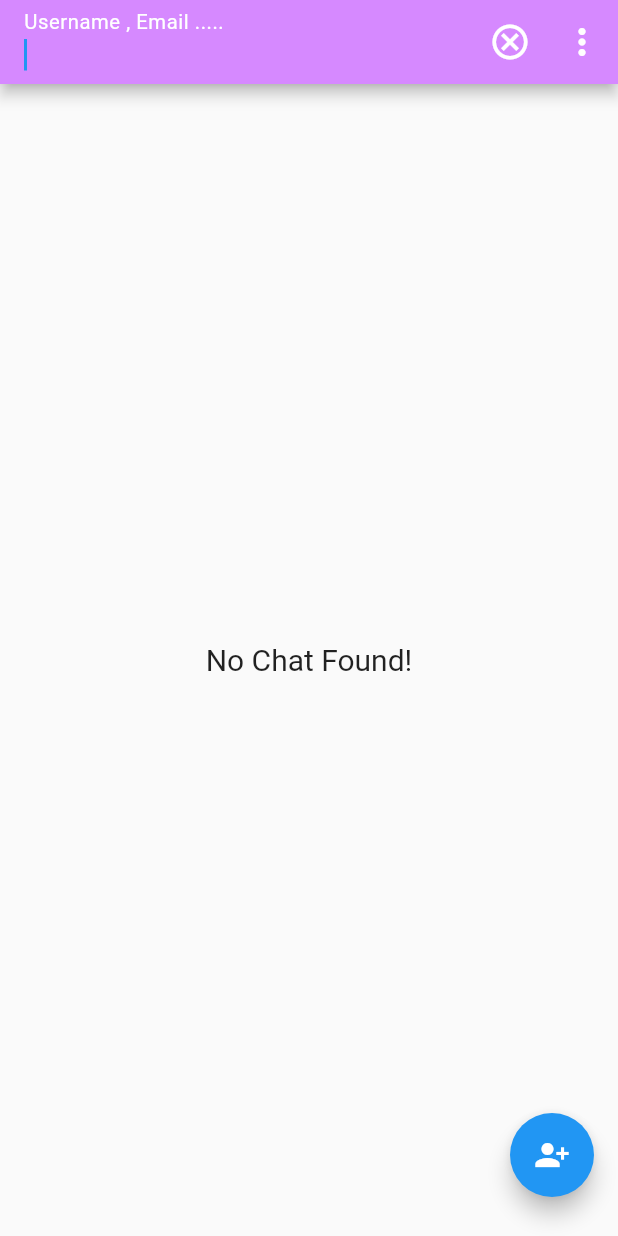
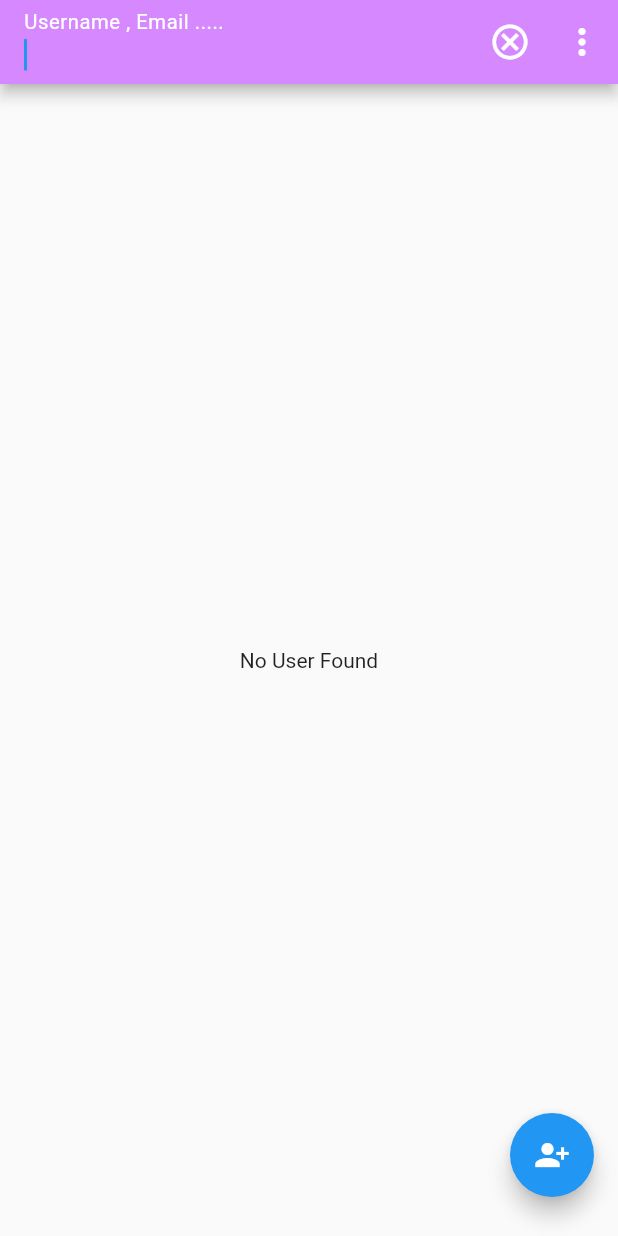
Before and after one commit to Tushar0009/Chatting_App, a Flutter app: the HomeScreen screen opened directly, after a tap on the "search" icon, on a phone screen of 412 x 824 dp. Run offline on Flutter 3.47's test engine with Material 2 defaults, Android fonts, the phone set to English and light mode, and no system bars; our stand-ins replace cached_network_image, cloud_firestore, emoji_picker_flutter, firebase_auth, firebase_core, firebase_messaging and 4 more; missing offline and left inert: flutter_notification_channel; accounts and stored records are empty; network calls fail.

Commit message:
completed project

```diff
--- a/chat_hub/lib/api/apis.dart
+++ b/chat_hub/lib/api/apis.dart
@@ -118,10 +118,12 @@ class APIS {
   }
 
   // getting users accept current user
-  static Stream<QuerySnapshot<Map<String, dynamic>>> getAllUSers() {
+  static Stream<QuerySnapshot<Map<String, dynamic>>> getAllUSers(
+      List<String> ids) {
+    print(ids);
     return firestore
         .collection('users')
-        .where('id', isNotEqualTo: getUser.uid)
+        .where('id', whereIn: ids.isEmpty ? [''] : ids)
         .snapshots();
   }
 
@@ -132,6 +134,16 @@ class APIS {
     });
   }
 
+   // for adding an user to my user when first message is send
+  static Future<void> sendFirstMessage(
+      UserFireBase chatUser, String msg, Type type) async {
+    await firestore
+        .collection('users')
+        .doc(chatUser.id)
+        .collection('friends')
+        .doc(getUser.uid)
+        .set({}).then((value) => sendMessage(chatUser, msg, type));
+  }
 // user profile update
   static Future<void> updateProfilePhoto(File file) async {
     final ext = file.path.split('.').last;
@@ -263,4 +275,12 @@ class APIS {
       return false;
     }
   }
+
+  static Stream<QuerySnapshot<Map<String, dynamic>>> getAllFriend() {
+    return firestore
+        .collection('users')
+        .doc(getUser.uid)
+        .collection('friends')
+        .snapshots();
+  }
 }
--- a/chat_hub/lib/screens/homeScreen.dart
+++ b/chat_hub/lib/screens/homeScreen.dart
@@ -17,7 +17,7 @@ class HomeScreen extends StatefulWidget {
 }
 
 class _HomeScreenState extends State<HomeScreen> {
-  List<UserFireBase> list = [];
+  List<UserFireBase> _list = [];
   // storing scearched items
   final List<UserFireBase> _searchList = [];
   //for storing search status
@@ -82,7 +82,7 @@ class _HomeScreenState extends State<HomeScreen> {
                       onChanged: (Value) {
                         _searchList.clear();
 
-                        for (var i in list) {
+                        for (var i in _list) {
                           if (i.name
                                   .toLowerCase()
                                   .contains(Value.toLowerCase()) ||
@@ -135,16 +135,12 @@ class _HomeScreenState extends State<HomeScreen> {
                       value: SampleItem.itemOne,
                       child: Text('Profile'),
                     ),
-                    const PopupMenuItem<SampleItem>(
-                      value: SampleItem.itemTwo,
-                      child: Text('Setting'),
-                    ),
                   ],
                 ),
               ],
             ),
             body: StreamBuilder(
-              stream: APIS.getAllUSers(),
+              stream: APIS.getAllFriend(),
               builder: (context, snapshot) {
                 switch (snapshot.connectionState) {
                   //if data is loading
@@ -155,31 +151,46 @@ class _HomeScreenState extends State<HomeScreen> {
                   //if some or all data is loaded then show it
                   case ConnectionState.active:
                   case ConnectionState.done:
+                    return StreamBuilder(
+                        stream: APIS.getAllUSers(
+                            snapshot.data?.docs.map((e) => e.id).toList() ??
+                                []),
+                        builder: (context, snapshot) {
+                          switch (snapshot.connectionState) {
+                            //if data is loading
+                            case ConnectionState.waiting:
+                            case ConnectionState.none:
+
+                            case ConnectionState.active:
+                            case ConnectionState.done:
                               final data = snapshot.data?.docs;
-                    list = data
-                            ?.map((e) => UserFireBase.fromJson(e.data()))
+                              _list = data
+                                      ?.map((e) =>
+                                          UserFireBase.fromJson(e.data()))
                                       .toList() ??
                                   [];
-                    if (list.isNotEmpty) {
+                              if (_list.isNotEmpty) {
                                 return ListView.builder(
-                        itemCount:
-                            _isSearching ? _searchList.length : list.length,
+                                  itemCount: _isSearching
+                                      ? _searchList.length
+                                      : _list.length,
                                   padding: EdgeInsets.only(
-                            top: MediaQuery.of(context).size.height * 0.01),
+                                      top: MediaQuery.of(context).size.height *
+                                          0.01),
                                   physics: BouncingScrollPhysics(),
                                   itemBuilder: (context, index) {
                                     return ChatUsersCart(
                                         userdata: _isSearching
                                             ? _searchList[index]
-                                  : list[index]);
+                                            : _list[index]);
                                   },
                                 );
-                    } else {
-                      return const Center(
-                        child: Text("No Chat Found!",
-                            style: TextStyle(fontSize: 20)),
-                      );
                               }
+                              else {
+                                return const Center(child: Text("No User Found"),);
+                              }
+                          }
+                        });
                 }
               },
             )),
@@ -204,6 +215,7 @@ class _HomeScreenState extends State<HomeScreen> {
                 ],
               ),
               content: TextFormField(
+                keyboardType: TextInputType.streetAddress,
                 maxLines: null,
                 onChanged: (val) => email = val,
                 decoration: InputDecoration(
```
Also changed, not shown: chat_hub/lib/screens/chat_screen.dart (+11 -6 lines), chat_hub/lib/widgets/chat_user_card.dart (+1 -7 lines). Lines whose indentation alone changed are shown as unchanged.
